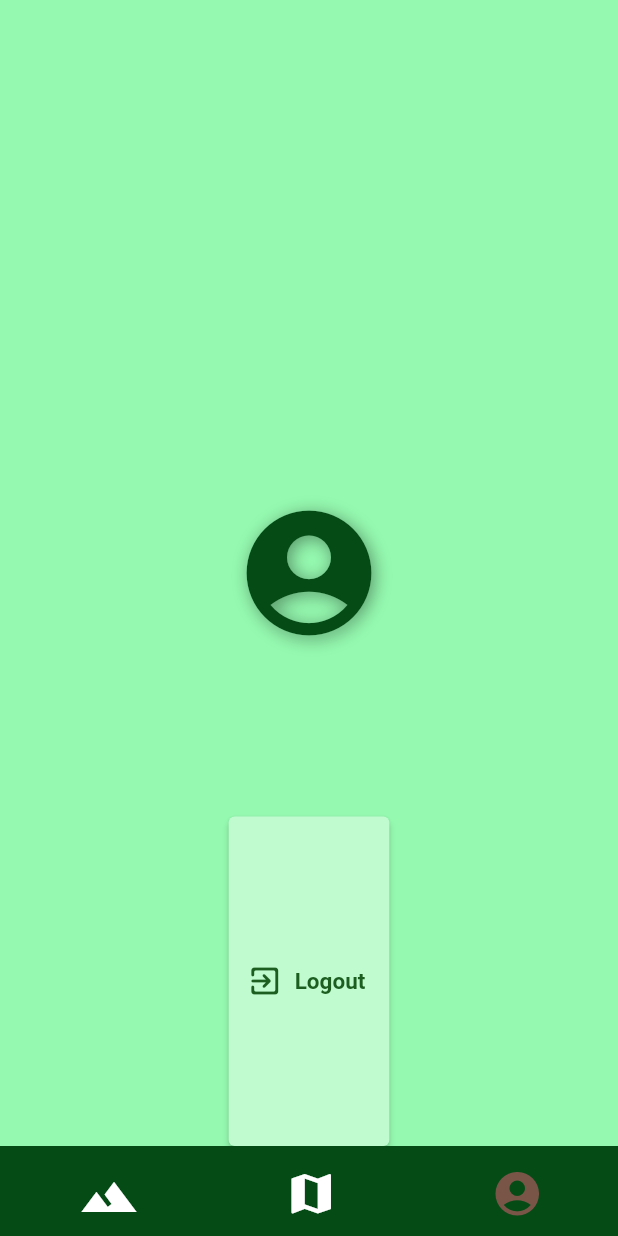
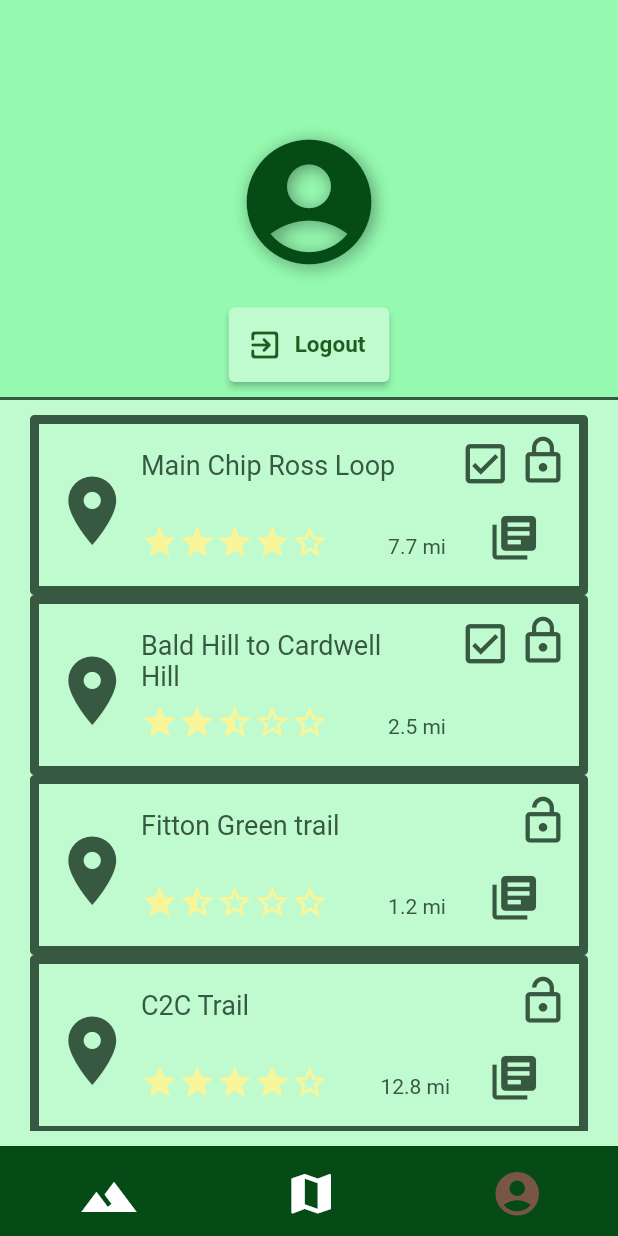
Before and after one commit to stackunderfl0w/hiking_app, a Flutter app: the screen it shows once a user with an empty profile is signed in, item 3 of the bottom bar chosen, on a phone screen of 412 x 824 dp. Run offline on Flutter 3.47's test engine with Material 2 defaults, Android fonts, the phone set to English and light mode, and no system bars; drawn by our look-alikes of flutter_rating_bar; our stand-ins replace email_validator, firebase_auth, firebase_core, flutter_map, latlong2; missing offline and left inert: background_location, flutter_map_line_editor, flutter_map_tile_caching; accounts and stored records are empty; network calls fail; statements that could not run were skipped.

Commit message:
Fixed the profile page, so now it shows the hardcoded hike examples again.

```diff
--- a/lib/Classes/HikeData.dart
+++ b/lib/Classes/HikeData.dart
@@ -24,7 +24,7 @@ class HikeData {
 
   //Miles
   double distance=0;
-  //1-10
+  //1-5
   double difficulty = 0;
   bool comments = true;
   bool private = true;
@@ -35,7 +35,7 @@ class HikeData {
 
 
 
-  HikeData({required this.title, required this.points, required this.times, required this.difficulty, required this.private });
+  HikeData({required this.title, required this.points, required this.difficulty, required this.private, required this.distance, required this.comments, required this.owned});
   HikeData.draft({required this.title, required this.points }){
     difficulty=0;
     private=true;
--- a/lib/ProfilePage/Custom_Widgets/PPHikeWidget.dart
+++ b/lib/Pages/ProfilePage/Custom_Widgets/PPHikeWidget.dart
@@ -1,5 +1,5 @@
 import 'package:flutter/material.dart';
-import '../../Classes/HikeData.dart';
+import '../../../Classes/HikeData.dart';
 import 'package:flutter_rating_bar/flutter_rating_bar.dart';
 
 //**Profile Page Hike Object Widget
--- a/lib/Pages/ProfilePage/profile_page.dart
+++ b/lib/Pages/ProfilePage/profile_page.dart
@@ -1,7 +1,10 @@
 import 'package:firebase_auth/firebase_auth.dart';
 import 'package:flutter/material.dart';
+import 'package:hiking_app/Pages/ProfilePage/Custom_Widgets/PPHikeWidget.dart';
+import '../../Classes/HikeData.dart';
 import '../../Classes/UserData.dart';
 import '../../Services/auth.dart';
+import 'package:latlong2/latlong.dart';
 
 //**Main Profile Page Widget
 class ProfilePageWidget extends StatefulWidget {
@@ -17,16 +20,24 @@ class ProfilePageWidget extends StatefulWidget {
 
 class _ProfilePageWidgetState extends State<ProfilePageWidget> {
   //User Variables
-  final AuthService _auth = AuthService();
   final user = FirebaseAuth.instance.currentUser!;
-  //**Constructor
-  //_ProfilePageWidgetState();
+
+  //
+  final List<HikeData> _hikesList = [
+    HikeData(title: 'Main Chip Ross Loop', points: [LatLng(0, 0)], difficulty: 4.0, private: true, distance: 7.7, comments: true, owned: true),
+    HikeData(title: 'Bald Hill to Cardwell Hill', points: [LatLng(0, 0)], difficulty: 2.5, private: true, distance: 2.5, comments: false, owned: true),
+    HikeData(title: 'Fitton Green trail', points: [LatLng(0, 0)], difficulty: 1.5, private: false, distance: 1.2, comments: true, owned: false),
+    HikeData(title: 'C2C Trail', points: [LatLng(0, 0)], difficulty: 4.0, private: false, distance: 12.8, comments: true, owned: false),
+    HikeData(title: 'McDonald Farm', points: [LatLng(0, 0)], difficulty: 3.5, private: false, distance: 4.8, comments: true, owned: true),
+    HikeData(title: 'Muddy Road', points: [LatLng(0, 0)], difficulty: 1.0, private: true, distance: 0.3, comments: false, owned: true),
+  ];
+  //
 
 
   //**Methods
-  Widget getHikeWidgets(UserData? user) {
+  Widget getHikeWidgets() {
     //If user hikes were defined for this user
-    if(user?.hikesList != null) {
+    if(_hikesList != null) {
         return Expanded(
           flex: 2,
           child: Container(
@@ -50,14 +61,7 @@ class _ProfilePageWidgetState extends State<ProfilePageWidget> {
                       mainAxisSize: MainAxisSize.max,
                       mainAxisAlignment: MainAxisAlignment.start,
                       crossAxisAlignment: CrossAxisAlignment.center,
-                      children: const [
-                        Text('lol'),
-                        Text('placeholder for hikes'),
-                      //**US?.R HIKES GO HERE
-                      //user?.hikesList.map((hike) => PPHikeWidget(hikedata: hike)).toList(),//;
-                    //if(user.hikesList.isEmpty == false )
-                     //user?.hikesList.map((hike) => PPHikeWidget(hikedata: hike)).toList(),
-                      ],
+                      children: _hikesList.map((hike) => PPHikeWidget(hikedata: hike)).toList(),
                   ),
                 ),
               )
@@ -206,7 +210,7 @@ class _ProfilePageWidgetState extends State<ProfilePageWidget> {
             ),
 
             //**Hike List Column
-             //getHikeWidgets(),
+            getHikeWidgets(),
 
           ],
         )
```
